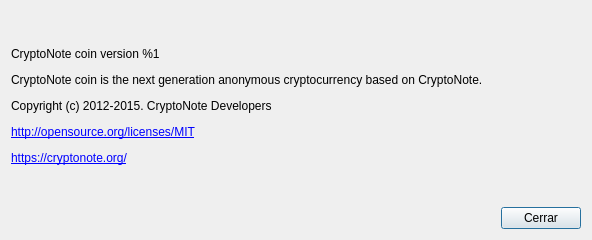
This is src/gui/ui/aboutdialog.ui in bytcoins/bytcoins-wallet as Qt 5 draws it before an edit. The edited form follows.
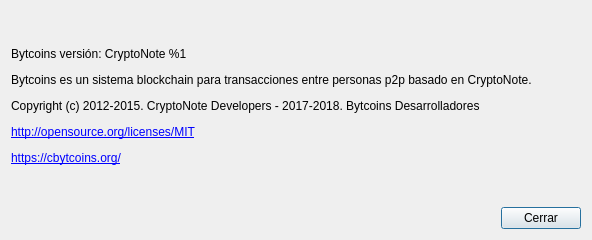
This is the edited form.

What changed in the file:
```diff
--- a/src/gui/ui/aboutdialog.ui
+++ b/src/gui/ui/aboutdialog.ui
@@ -41,7 +41,7 @@
       </sizepolicy>
      </property>
      <property name="text">
-      <string>&lt;html&gt;&lt;head/&gt;&lt;body&gt;&lt;p&gt;CryptoNote coin version %1&lt;/p&gt;&lt;p&gt;CryptoNote coin is the next generation anonymous cryptocurrency based on CryptoNote.&lt;/p&gt;&lt;p&gt;Copyright (c) 2012-2015. CryptoNote Developers&lt;/p&gt;&lt;p&gt;&lt;a href=&quot;http://opensource.org/licenses/MIT&quot;&gt;&lt;span style=&quot; text-decoration: underline; color:#0000ff;&quot;&gt;http://opensource.org/licenses/MIT&lt;/span&gt;&lt;/a&gt;&lt;/p&gt;&lt;p&gt;&lt;a href=&quot;https://cryptonote.org/&quot;&gt;&lt;span style=&quot; text-decoration: underline; color:#0000ff;&quot;&gt;https://cryptonote.org/&lt;/span&gt;&lt;/a&gt;&lt;/p&gt;&lt;/body&gt;&lt;/html&gt;</string>
+      <string>&lt;html&gt;&lt;head/&gt;&lt;body&gt;&lt;p&gt;Bytcoins versión: CryptoNote %1&lt;/p&gt;&lt;p&gt;Bytcoins es un sistema blockchain para transacciones entre personas p2p basado en CryptoNote.&lt;/p&gt;&lt;p&gt;Copyright (c) 2012-2015. CryptoNote Developers  -  2017-2018. Bytcoins Desarrolladores&lt;/p&gt;&lt;p&gt;&lt;a href=&quot;http://opensource.org/licenses/MIT&quot;&gt;&lt;span style=&quot; text-decoration: underline; color:#0000ff;&quot;&gt;http://opensource.org/licenses/MIT&lt;/span&gt;&lt;/a&gt;&lt;/p&gt;&lt;p&gt;&lt;a href=&quot;https://bytcoins.org/&quot;&gt;&lt;span style=&quot; text-decoration: underline; color:#0000ff;&quot;&gt;https://cbytcoins.org/&lt;/span&gt;&lt;/a&gt;&lt;/p&gt;&lt;/body&gt;&lt;/html&gt;</string>
      </property>
      <property name="textFormat">
       <enum>Qt::RichText</enum>
```
